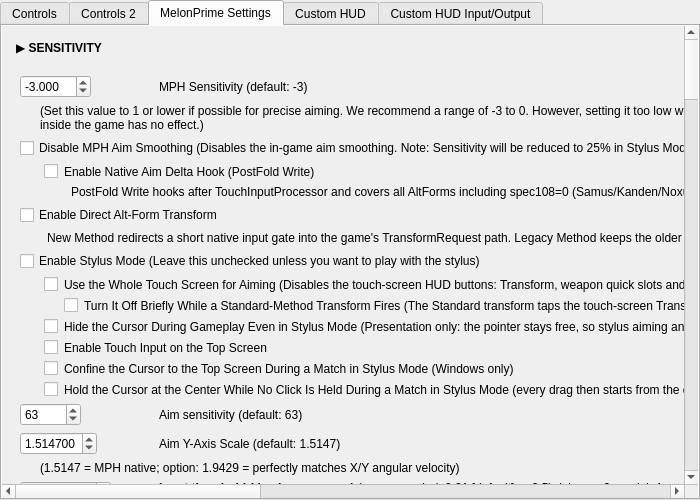
This is src/frontend/qt_sdl/InputConfig/MelonPrimeInputConfig.ui in ag-advania/melonPrimeDS as Qt 5 draws it before an edit. The edited form follows.
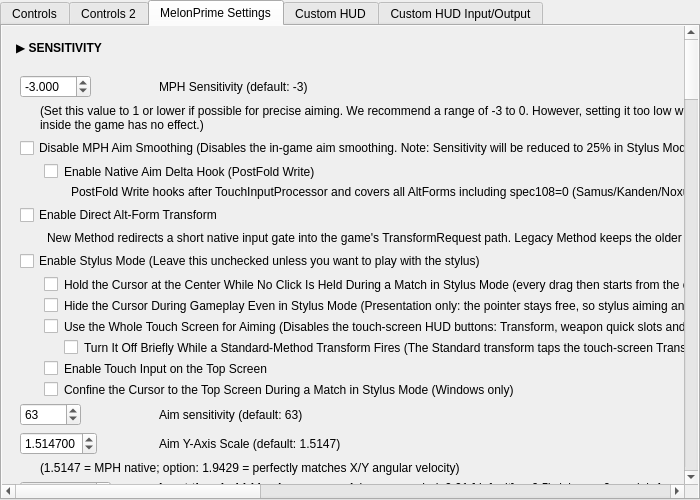
This is the edited form. The open tabs and pages were chosen to show the change.

Commit message: Reorder stylus cursor settings

Diff of the .ui file:
```diff
--- a/src/frontend/qt_sdl/InputConfig/MelonPrimeInputConfig.ui
+++ b/src/frontend/qt_sdl/InputConfig/MelonPrimeInputConfig.ui
@@ -145,41 +145,41 @@
 											</widget>
 										</item>
 										<item row="11" column="0" colspan="2">
+											<widget class="QCheckBox" name="cbMetroidEnableStylusHoldCursorAtCenterWhenNotClicking">
+												<property name="text"><string>Hold the Cursor at the Center While No Click Is Held During a Match in Stylus Mode (every drag then starts from the center with its full range)</string></property>
+												<property name="styleSheet"><string>QCheckBox { margin-left: 24px; }</string></property>
+											</widget>
+										</item>
+										<item row="12" column="0" colspan="2">
+											<widget class="QCheckBox" name="cbMetroidEnableStylusHideCursorInGame">
+												<property name="text"><string>Hide the Cursor During Gameplay Even in Stylus Mode (Presentation only: the pointer stays free, so stylus aiming and touch input are unaffected)</string></property>
+												<property name="styleSheet"><string>QCheckBox { margin-left: 24px; }</string></property>
+											</widget>
+										</item>
+										<item row="13" column="0" colspan="2">
 											<widget class="QCheckBox" name="cbMetroidEnableTouchScreenAimOnly">
 												<property name="text"><string>Use the Whole Touch Screen for Aiming (Disables the touch-screen HUD buttons: Transform, weapon quick slots and the weapon menu. Double-tap jump and the touch boost gesture still work)</string></property>
 												<property name="styleSheet"><string>QCheckBox { margin-left: 24px; }</string></property>
 											</widget>
 										</item>
-										<item row="12" column="0" colspan="2">
+										<item row="14" column="0" colspan="2">
 											<widget class="QCheckBox" name="cbMetroidEnableTouchScreenAimOnlySuspendForTransform">
 												<property name="text"><string>Turn It Off Briefly While a Standard-Method Transform Fires (The Standard transform taps the touch-screen Transform button, which the option above disables. This re-enables the HUD hit-test for those few frames only)</string></property>
 												<property name="styleSheet"><string>QCheckBox { margin-left: 44px; }</string></property>
 											</widget>
 										</item>
-										<item row="13" column="0" colspan="2">
-											<widget class="QCheckBox" name="cbMetroidEnableStylusHideCursorInGame">
-												<property name="text"><string>Hide the Cursor During Gameplay Even in Stylus Mode (Presentation only: the pointer stays free, so stylus aiming and touch input are unaffected)</string></property>
-												<property name="styleSheet"><string>QCheckBox { margin-left: 24px; }</string></property>
-											</widget>
-										</item>
-										<item row="14" column="0" colspan="2">
+										<item row="15" column="0" colspan="2">
 											<widget class="QCheckBox" name="cbMetroidEnableTopScreenTouch">
 												<property name="text"><string>Enable Touch Input on the Top Screen</string></property>
 												<property name="styleSheet"><string>QCheckBox { margin-left: 24px; }</string></property>
 											</widget>
 										</item>
-										<item row="15" column="0" colspan="2">
+										<item row="16" column="0" colspan="2">
 											<widget class="QCheckBox" name="cbMetroidEnableStylusConfineCursorToTopScreen">
 												<property name="text"><string>Confine the Cursor to the Top Screen During a Match in Stylus Mode (Windows only)</string></property>
 												<property name="styleSheet"><string>QCheckBox { margin-left: 24px; }</string></property>
 											</widget>
 										</item>
-										<item row="16" column="0" colspan="2">
-											<widget class="QCheckBox" name="cbMetroidEnableStylusHoldCursorAtCenterWhenNotClicking">
-												<property name="text"><string>Hold the Cursor at the Center While No Click Is Held During a Match in Stylus Mode (every drag then starts from the center with its full range)</string></property>
-												<property name="styleSheet"><string>QCheckBox { margin-left: 24px; }</string></property>
-											</widget>
-										</item>
 										<item row="17" column="0">
 											<widget class="QSpinBox" name="metroidAimSensitvitySpinBox">
 												<property name="minimum">
```
The commit also changes 1 other file.
